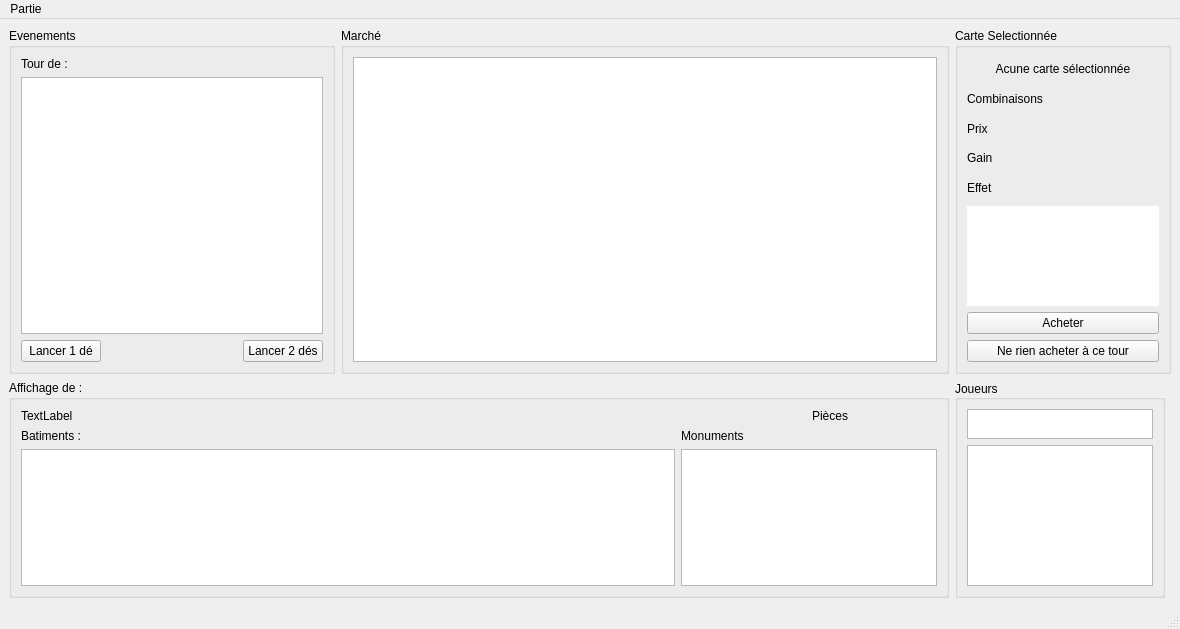
Old version of the form gui/src/windowjeu.ui in the repository LLrnz/Machi-Koro-Boardgame-Adaptation.
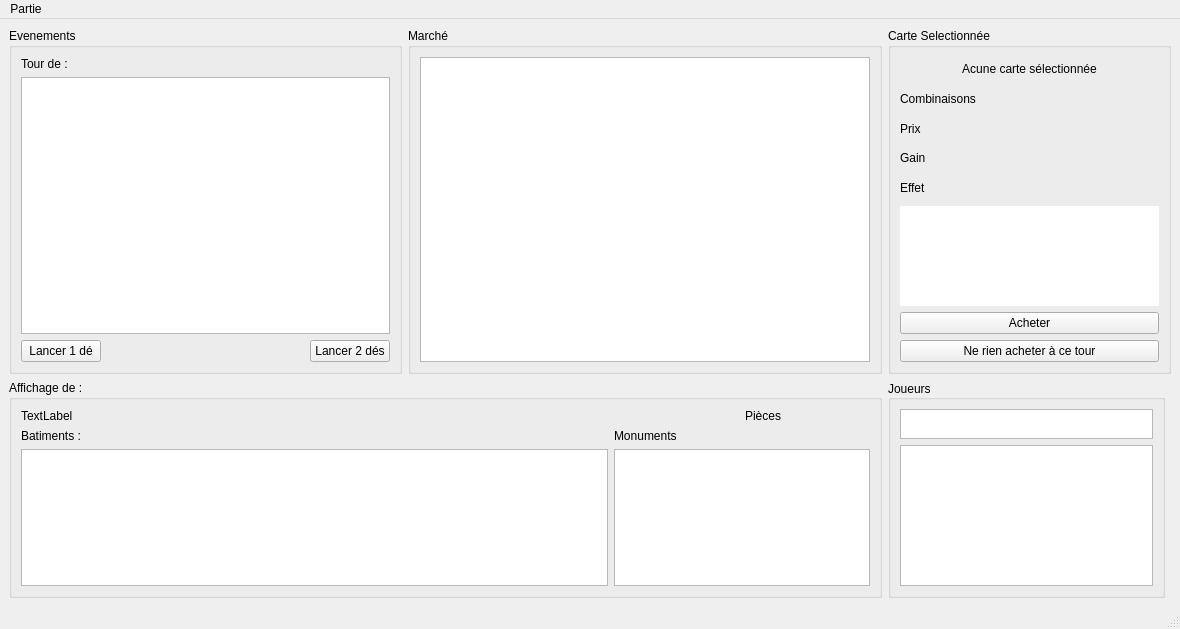
New version of the form.

Commit message: afficher marcher 3x3

What changed in the file:
```diff
--- a/gui/src/windowjeu.ui
+++ b/gui/src/windowjeu.ui
@@ -87,10 +87,16 @@
           <widget class="QListWidget" name="listMarche">
            <property name="minimumSize">
             <size>
-             <width>584</width>
+             <width>450</width>
              <height>305</height>
             </size>
            </property>
+           <property name="maximumSize">
+            <size>
+             <width>450</width>
+             <height>16777215</height>
+            </size>
+           </property>
            <property name="wordWrap">
             <bool>true</bool>
            </property>
```
